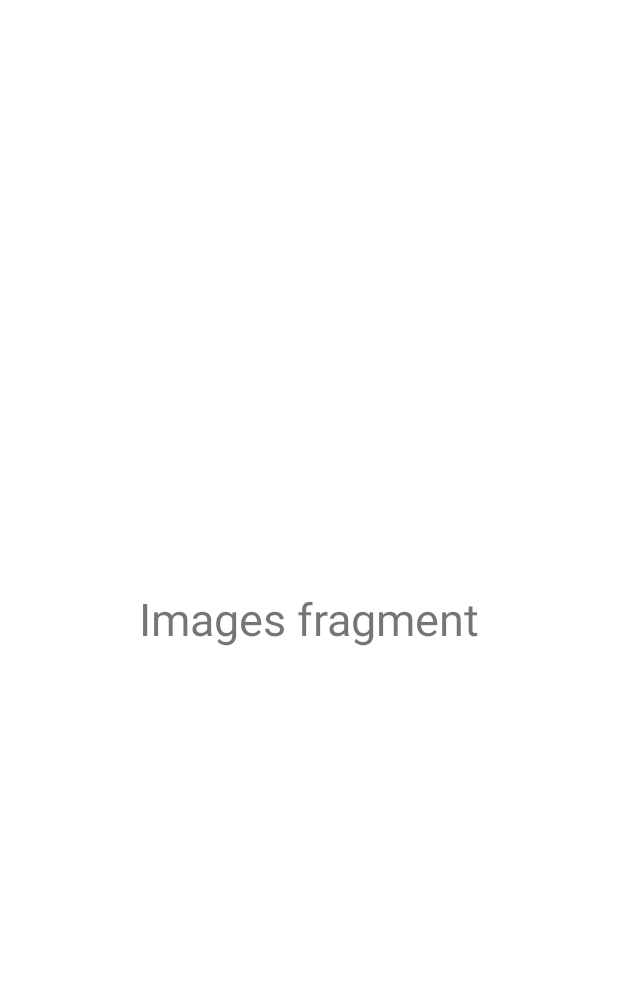
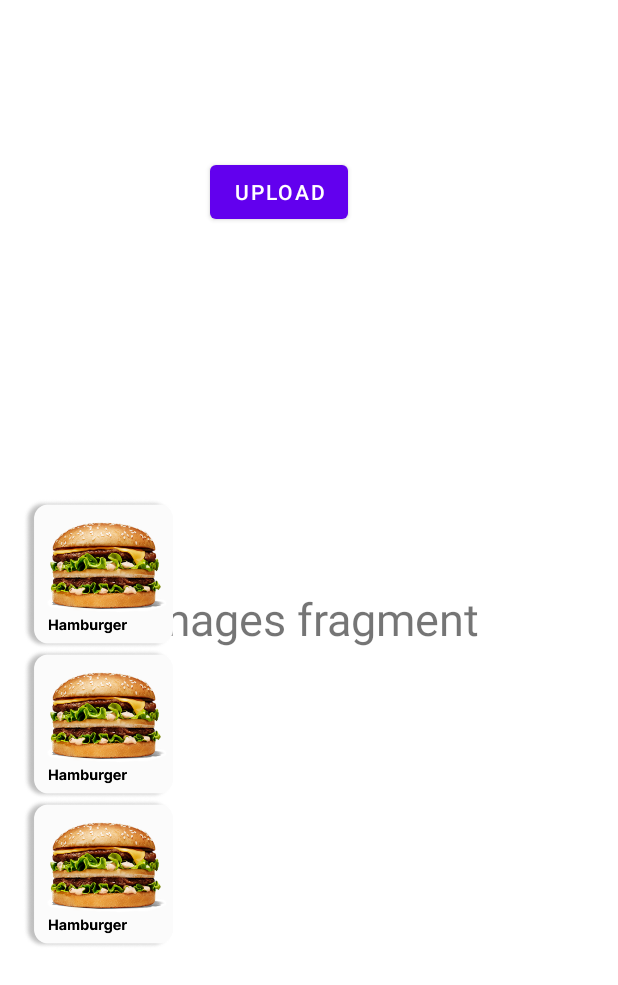
Before and after one commit to Juandr0/Fooddelivery, an Android app: the layout fragment_images.xml on its own in the app's theme, with its tools: preview values and no code run, on a phone screen of 412 x 824 dp. Shown: the top 985 px of the screen. Run offline under Robolectric (Android 15) with nearby library versions, the phone set to English and light mode, and no system bars.

Commit message:
Added the ability to upload new images to database. Started the recyclerView to show them

```diff
--- a/app/build.gradle
+++ b/app/build.gradle
@@ -42,6 +42,7 @@ dependencies {
     implementation 'androidx.constraintlayout:constraintlayout:2.1.4'
     implementation 'com.google.firebase:firebase-firestore-ktx:24.3.1'
     implementation 'com.google.firebase:firebase-auth-ktx:21.1.0'
+    implementation 'com.google.firebase:firebase-storage-ktx:20.1.0'
     testImplementation 'junit:junit:4.13.2'
     androidTestImplementation 'androidx.test.ext:junit:1.1.3'
     androidTestImplementation 'androidx.test.espresso:espresso-core:3.4.0'
--- a/app/src/main/java/fragment/LoginFragment.kt
+++ b/app/src/main/java/fragment/LoginFragment.kt
@@ -14,7 +14,9 @@ import android.widget.ImageView
 import androidx.appcompat.app.AppCompatActivity
 import androidx.fragment.app.Fragment
 import classes.User
-import com.example.fooddeliveryproject.*
+import com.example.fooddeliveryproject.AdminPageActivity
+import com.example.fooddeliveryproject.R
+import com.example.fooddeliveryproject.RestaurantInterfaceActivity
 import com.google.firebase.auth.FirebaseAuth
 import com.google.firebase.auth.ktx.auth
 import com.google.firebase.firestore.FirebaseFirestore
@@ -46,7 +48,7 @@ class LoginFragment : Fragment()  {
 
     private var currentUserType = ""
 
-
+    // TA BORT KNAPP SEN
     private lateinit var restaurantTestButton: Button
 
     override fun onCreateView(inflater: LayoutInflater, container: ViewGroup?,
--- a/app/src/main/res/layout/fragment_images.xml
+++ b/app/src/main/res/layout/fragment_images.xml
@@ -20,5 +20,30 @@
             app:layout_constraintHorizontal_bias="0.5"
             app:layout_constraintStart_toStartOf="parent"
             app:layout_constraintTop_toTopOf="parent" />
+
+        <Button
+            android:id="@+id/uploadNewImageButton"
+            android:layout_width="wrap_content"
+            android:layout_height="wrap_content"
+            android:layout_marginStart="119dp"
+            android:layout_marginTop="104dp"
+            android:layout_marginEnd="180dp"
+            android:text="upload"
+            app:layout_constraintEnd_toEndOf="parent"
+            app:layout_constraintHorizontal_bias="1.0"
+            app:layout_constraintStart_toStartOf="parent"
+            app:layout_constraintTop_toTopOf="parent" />
+
+        <androidx.recyclerview.widget.RecyclerView
+            android:layout_width="381dp"
+            android:layout_height="476dp"
+            android:layout_marginStart="10dp"
+            android:layout_marginEnd="10dp"
+            android:layout_marginBottom="15dp"
+            app:layout_constraintBottom_toBottomOf="parent"
+            app:layout_constraintEnd_toEndOf="parent"
+            app:layout_constraintStart_toStartOf="parent"
+            tools:listitem="@layout/restaurant_images_list_item" />
+
     </androidx.constraintlayout.widget.ConstraintLayout>
 </FrameLayout>
--- /dev/null
+++ b/app/src/main/res/layout/restaurant_images_list_item.xml
@@ -0,0 +1,16 @@
+<?xml version="1.0" encoding="utf-8"?>
+<androidx.constraintlayout.widget.ConstraintLayout xmlns:android="http://schemas.android.com/apk/res/android"
+    xmlns:app="http://schemas.android.com/apk/res-auto"
+    xmlns:tools="http://schemas.android.com/tools"
+    android:layout_width="wrap_content"
+    android:layout_height="wrap_content">
+
+    <ImageView
+        android:id="@+id/uploadImageView"
+        android:layout_width="100dp"
+        android:layout_height="100dp"
+        app:srcCompat="@drawable/hamburger_category"
+        tools:layout_editor_absoluteX="5dp"
+        tools:layout_editor_absoluteY="5dp" />
+
+</androidx.constraintlayout.widget.ConstraintLayout>
--- a/app/src/main/res/values/strings.xml
+++ b/app/src/main/res/values/strings.xml
@@ -8,6 +8,7 @@
     <string name="profile">Profile</string>
     <string name="menu">Menu</string>
     <string name="images">Images</string>
+
     <string name="all_categories">All categories</string>
     <string name="hamburgers">Hamburgers</string>
     <string name="delivery_fee">"Delivery fee   ${restaurant.deliveryFee} kr"</string>
@@ -31,6 +32,10 @@
 
     <string name="error_reqinfo">Enter the required information to sign up.</string>
 
+    <string name="upload_image">Upload Image</string>
+    <string name="select_image">Select Image</string>
+
+
     <!-- TODO: Remove or change this placeholder text -->
     <string name="hello_blank_fragment">Hello blank fragment</string>
 </resources>
```
Also changed, not shown: app/src/main/AndroidManifest.xml (+7 -0 lines), app/src/main/java/com/example/fooddeliveryproject/RestaurantPageActivity.kt (+6 -1 lines), app/src/main/java/com/example/fooddeliveryproject/UploadImageActivity.kt (added, +93 -0 lines), app/src/main/java/com/example/fooddeliveryproject/UserInterfaceActivity.kt (+7 -2 lines), app/src/main/java/fragment/restaurant/ImagesFragment.kt (+24 -1 lines), app/src/main/res/layout/activity_upload_image.xml (added, +41 -0 lines).
